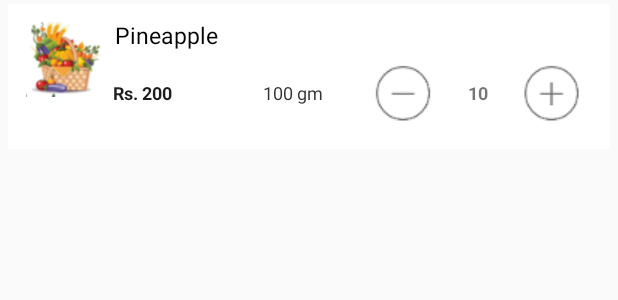
After one commit to PooyaGhahramanian/VisitorApp, an Android app: the layout list_row.xml on its own in the app's theme, with its tools: preview values and no code run, on a phone screen of 412 x 824 dp. The commit adds this screen. Shown: the top 300 px of the screen. Run offline under Robolectric (Android 15) with nearby library versions, the phone set to English and light mode, and no system bars.

Commit message:
get products list + get agent list

```diff
--- a/app/build.gradle
+++ b/app/build.gradle
@@ -23,6 +23,7 @@ dependencies {
     implementation 'com.android.support:appcompat-v7:27.1.1'
     implementation 'com.android.support:design:27.1.1'
     //compile 'com.koushikdutta.ion:ion:2.+'
+    implementation 'com.android.support.constraint:constraint-layout:1.1.2'
     compile 'com.android.volley:volley:1.0.0'
     testImplementation 'junit:junit:4.12'
     androidTestImplementation 'com.android.support.test:runner:1.0.2'
--- a/app/src/main/java/ir/climaxweb/visitorapp/LoginActivity.java
+++ b/app/src/main/java/ir/climaxweb/visitorapp/LoginActivity.java
@@ -36,9 +36,7 @@ public class LoginActivity extends AppCompatActivity {
                 userLogin();
             }
         });
-
     }
-
     private void userLogin() {
         //first getting the values
         final String username = editTextUsername.getText().toString();
--- a/app/src/main/java/ir/climaxweb/visitorapp/ProfileActivity.java
+++ b/app/src/main/java/ir/climaxweb/visitorapp/ProfileActivity.java
@@ -43,5 +43,11 @@ public class ProfileActivity extends AppCompatActivity {
                 SharedPrefManager.getInstance(getApplicationContext()).logout();
             }
         });
+        findViewById(R.id.buttonOrder).setOnClickListener(new View.OnClickListener() {
+            @Override
+            public void onClick(View view) {
+                startActivity(new Intent(getApplicationContext(),OrderActivity.class));
+            }
+        });
     }
 }
--- a/app/src/main/java/ir/climaxweb/visitorapp/URLs.java
+++ b/app/src/main/java/ir/climaxweb/visitorapp/URLs.java
@@ -7,5 +7,7 @@ public class URLs {
 
     public static final String URL_REGISTER = ROOT_URL + "signup/";
     public static final String URL_LOGIN= ROOT_URL + "login/?";
-
+    public static final String URL_AGENTS=ROOT_URL+"getvisitoragents/?";
+    public static final String URL_PRODUCTS=ROOT_URL+"getproducts";
+    public static final String URL_ORDER=ROOT_URL+"submitorder/?";
 }
--- /dev/null
+++ b/app/src/main/res/layout/list_row.xml
@@ -0,0 +1,106 @@
+<?xml version="1.0" encoding="utf-8"?>
+<LinearLayout xmlns:android="http://schemas.android.com/apk/res/android"
+    android:layout_width="match_parent"
+    android:layout_height="wrap_content"
+    android:orientation="vertical"
+    android:paddingTop="2.5dp"
+    android:paddingBottom="2.5dp"
+    android:paddingLeft="5dp"
+    android:paddingRight="5dp">
+
+    <RelativeLayout
+        android:layout_width="fill_parent"
+        android:layout_height="wrap_content"
+        android:background="#fff"
+        android:orientation="horizontal"
+        android:padding="10dp" >
+
+        <!-- ListRow Left sied Thumbnail image -->
+
+        <LinearLayout
+            android:id="@+id/thumbnail"
+            android:layout_width="wrap_content"
+            android:layout_height="wrap_content"
+            android:layout_alignParentLeft="true"
+            android:layout_marginRight="7dip"
+            android:padding="2dip" >
+
+            <ImageView
+                android:id="@+id/list_image"
+                android:layout_width="50dip"
+                android:layout_height="50dip"
+                android:src="@drawable/ic_basket" />
+        </LinearLayout>
+
+        <!-- Title Of Song -->
+
+
+
+        <TextView
+            android:id="@+id/from_name"
+            android:layout_width="wrap_content"
+            android:layout_height="wrap_content"
+            android:layout_alignParentTop="true"
+            android:layout_toRightOf="@+id/thumbnail"
+            android:text="Pineapple"
+            android:textColor="#040404"
+            android:textSize="15dip"
+            android:typeface="sans" />
+
+        <LinearLayout
+            android:id="@+id/cart_plus_minus_layout"
+            android:layout_width="match_parent"
+            android:layout_height="wrap_content"
+            android:layout_alignParentRight="true"
+            android:layout_below="@+id/from_name"
+            android:orientation="horizontal" >
+
+            <TextView
+                android:id="@+id/plist_price_text"
+                android:layout_width="wrap_content"
+                android:layout_height="wrap_content"
+                android:layout_gravity="center_horizontal|center_vertical"
+                android:layout_marginLeft="60dip"
+                android:layout_weight="0.23"
+                android:paddingRight="5dip"
+                android:text="Rs. 200"
+                android:textColor="#1d1d1d"
+                android:textSize="12dip"
+                android:textStyle="bold" />
+
+            <TextView
+                android:id="@+id/plist_weight_text"
+                android:layout_width="wrap_content"
+                android:layout_height="wrap_content"
+                android:layout_gravity="center_horizontal|center_vertical"
+                android:paddingRight="25dip"
+                android:text="100 gm"
+                android:textColor="#343434"
+                android:textSize="12dip" />
+
+            <ImageView
+                android:id="@+id/cart_minus_img"
+                android:layout_width="wrap_content"
+                android:layout_height="wrap_content"
+                android:src="@drawable/ic_minus" />
+
+            <TextView
+                android:id="@+id/cart_product_quantity_tv"
+                android:layout_width="wrap_content"
+                android:layout_height="wrap_content"
+                android:layout_gravity="center_vertical|center_horizontal"
+                android:paddingLeft="15dip"
+                android:paddingRight="15dip"
+                android:text="10"
+                android:textSize="12dip"
+                android:textStyle="bold" />
+
+            <ImageView
+                android:id="@+id/cart_plus_img"
+                android:layout_width="wrap_content"
+                android:layout_height="wrap_content"
+                android:src="@drawable/ic_plus" />
+        </LinearLayout>
+    </RelativeLayout>
+
+</LinearLayout>
```
Also changed, not shown: app/src/main/AndroidManifest.xml (+7 -4 lines), app/src/main/java/ir/climaxweb/visitorapp/Agent.java (added, +59 -0 lines), app/src/main/java/ir/climaxweb/visitorapp/OrderActivity.java (added, +172 -0 lines), app/src/main/java/ir/climaxweb/visitorapp/Product.java (added, +77 -0 lines), app/src/main/res/layout/activity_order.xml (added, +37 -0 lines), app/src/main/res/layout/activity_profile.xml (+9 -2 lines), app/src/main/res/layout/productlist.xml (added, +15 -0 lines), app/src/main/res/drawable/ic_basket.png (added), app/src/main/res/drawable/ic_drawer.png (added), app/src/main/res/drawable/ic_home.png (added), app/src/main/res/drawable/ic_minus.png (added), app/src/main/res/drawable/ic_plus.png (added), app/src/main/res/drawable/ic_trash.png (added).
